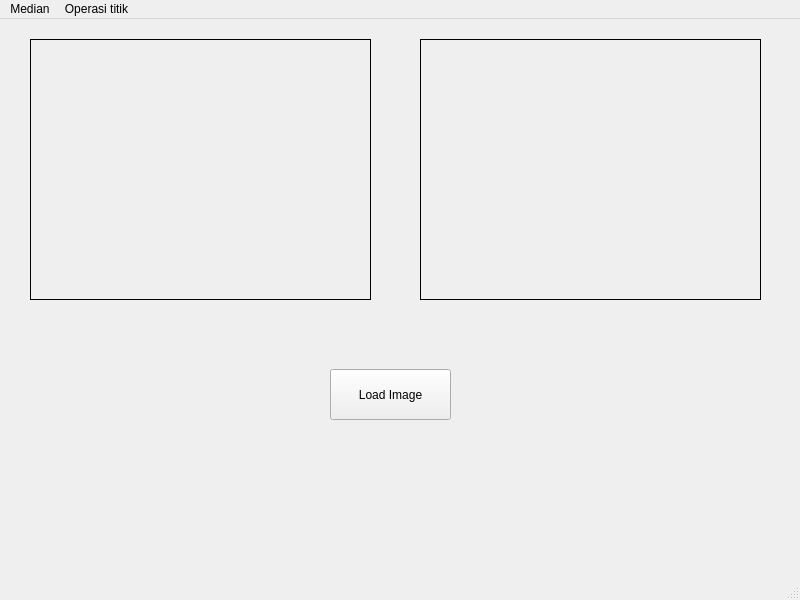
Old version of the form showgui.ui in the repository Deikazen/pcd-reg-tubes.
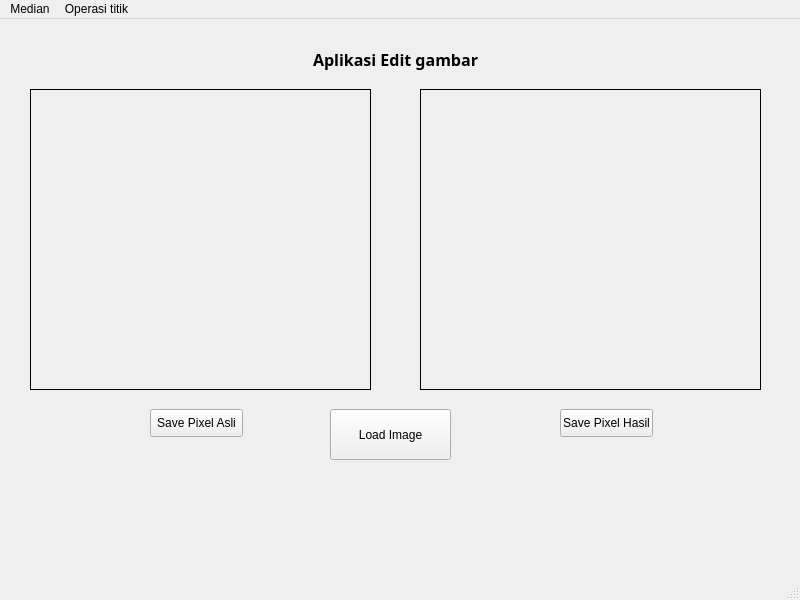
New version of the form.

Commit message: update fitur save pixel txt dan excel + ui update

Patch:
```diff
--- a/showgui.ui
+++ b/showgui.ui
@@ -18,9 +18,9 @@
     <property name="geometry">
      <rect>
       <x>30</x>
-      <y>20</y>
+      <y>70</y>
       <width>341</width>
-      <height>261</height>
+      <height>301</height>
      </rect>
     </property>
     <property name="frameShape">
@@ -34,7 +34,7 @@
     <property name="geometry">
      <rect>
       <x>330</x>
-      <y>350</y>
+      <y>390</y>
       <width>121</width>
       <height>51</height>
      </rect>
@@ -47,9 +47,9 @@
     <property name="geometry">
      <rect>
       <x>420</x>
-      <y>20</y>
+      <y>70</y>
       <width>341</width>
-      <height>261</height>
+      <height>301</height>
      </rect>
     </property>
     <property name="frameShape">
@@ -59,6 +59,65 @@
      <string/>
     </property>
    </widget>
+   <widget class="QPushButton" name="saveOriginalButton">
+    <property name="geometry">
+     <rect>
+      <x>150</x>
+      <y>390</y>
+      <width>93</width>
+      <height>28</height>
+     </rect>
+    </property>
+    <property name="text">
+     <string>Save Pixel Asli</string>
+    </property>
+   </widget>
+   <widget class="QPushButton" name="saveProcessedButton">
+    <property name="geometry">
+     <rect>
+      <x>560</x>
+      <y>390</y>
+      <width>93</width>
+      <height>28</height>
+     </rect>
+    </property>
+    <property name="text">
+     <string>Save Pixel Hasil</string>
+    </property>
+   </widget>
+   <widget class="QLabel" name="label">
+    <property name="geometry">
+     <rect>
+      <x>280</x>
+      <y>20</y>
+      <width>231</width>
+      <height>41</height>
+     </rect>
+    </property>
+    <property name="font">
+     <font>
+      <family>Nirmala Text</family>
+      <pointsize>12</pointsize>
+      <weight>75</weight>
+      <bold>true</bold>
+     </font>
+    </property>
+    <property name="layoutDirection">
+     <enum>Qt::LeftToRight</enum>
+    </property>
+    <property name="frameShape">
+     <enum>QFrame::NoFrame</enum>
+    </property>
+    <property name="text">
+     <string>Aplikasi Edit gambar</string>
+    </property>
+    <property name="textFormat">
+     <enum>Qt::AutoText</enum>
+    </property>
+    <property name="alignment">
+     <set>Qt::AlignCenter</set>
+    </property>
+   </widget>
    <zorder>loadButton</zorder>
    <zorder>imgLabel</zorder>
    <zorder>hasilLabel</zorder>
```
Left out of the diff: 3 changed lines with no effect on the pictures. The commit also changes 1 other file.
